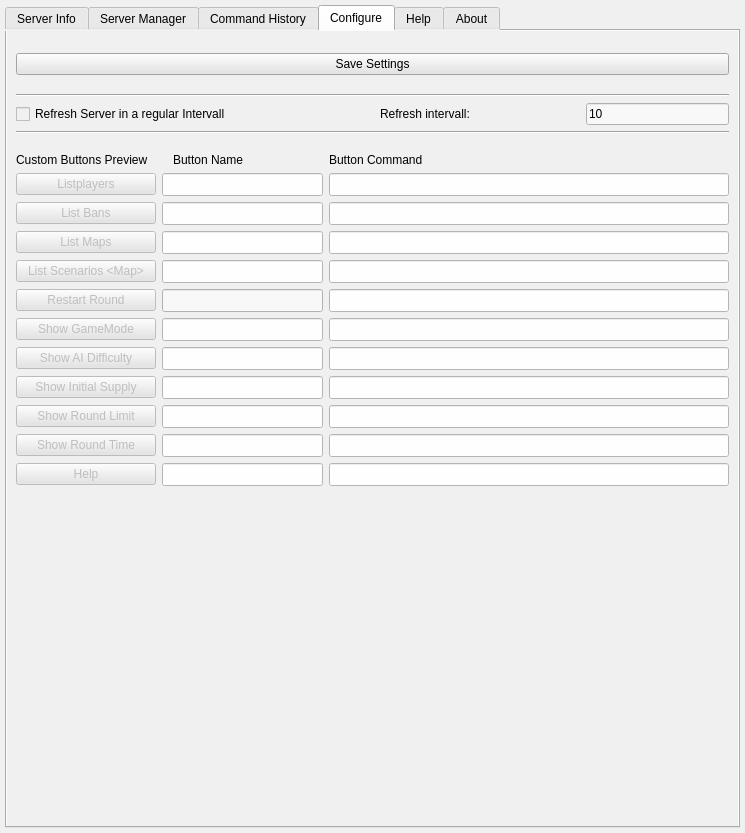
Before: the Qt Designer form source_files/isrt_gui_v0.7.ui in sargolin/ISRT-Insurgency-Sandstorm-RCON-TOOL-and-Mapchanger, drawn with Qt 5.
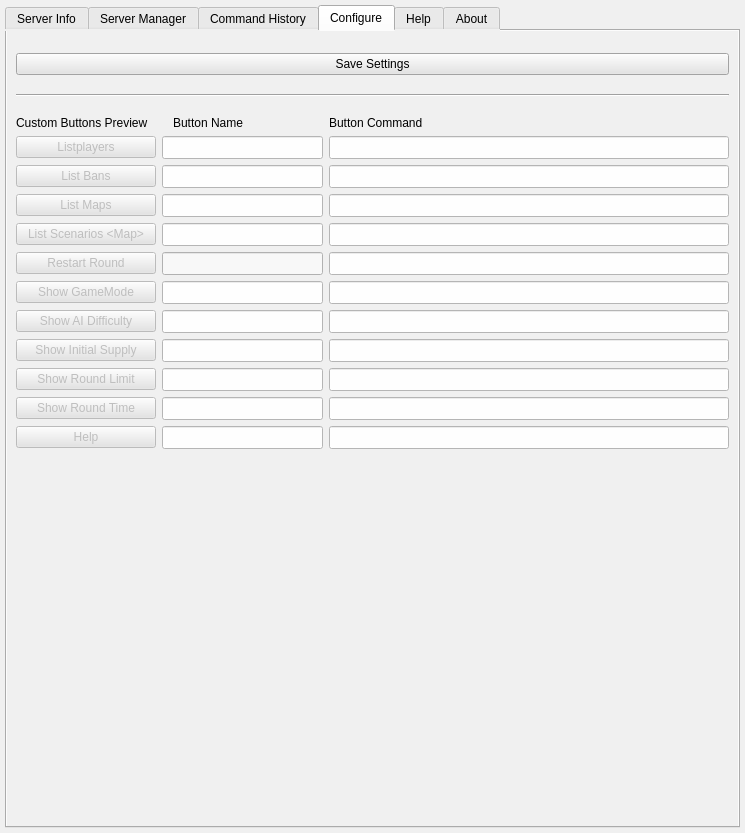
After: the same form once the commit is applied. The open tabs and pages were chosen to show the change. Icons and pictures are not drawn.

Commit message: removed Intervall Switch - giving up on it

Patch:
```diff
--- a/source_files/isrt_gui_v0.7.ui
+++ b/source_files/isrt_gui_v0.7.ui
@@ -2455,103 +2455,7 @@
           </widget>
          </item>
          <item>
-          <layout class="QHBoxLayout" name="horizontalLayout_11">
-           <item>
-            <widget class="QCheckBox" name="checkBox_refresh_trigger">
-             <property name="enabled">
-              <bool>true</bool>
-             </property>
-             <property name="toolTip">
-              <string>Still in development</string>
-             </property>
-             <property name="statusTip">
-              <string>Refresh Trigger On/Off</string>
-             </property>
-             <property name="text">
-              <string>Refresh Server in a regular Intervall</string>
-             </property>
-             <property name="checked">
-              <bool>false</bool>
-             </property>
-            </widget>
-           </item>
-           <item>
-            <spacer name="horizontalSpacer">
-             <property name="orientation">
-              <enum>Qt::Horizontal</enum>
-             </property>
-             <property name="sizeType">
-              <enum>QSizePolicy::MinimumExpanding</enum>
-             </property>
-             <property name="sizeHint" stdset="0">
-              <size>
-               <width>130</width>
-               <height>20</height>
-              </size>
-             </property>
-            </spacer>
-           </item>
-           <item>
-            <widget class="QLabel" name="label_11">
-             <property name="enabled">
-              <bool>true</bool>
-             </property>
-             <property name="minimumSize">
-              <size>
-               <width>200</width>
-               <height>0</height>
-              </size>
-             </property>
-             <property name="toolTip">
-              <string>Still in development</string>
-             </property>
-             <property name="text">
-              <string>Refresh intervall:</string>
-             </property>
-            </widget>
-           </item>
-           <item>
-            <widget class="QLineEdit" name="entry_refresh_timer">
-             <property name="enabled">
-              <bool>true</bool>
-             </property>
-             <property name="minimumSize">
-              <size>
-               <width>30</width>
-               <height>20</height>
-              </size>
-             </property>
-             <property name="maximumSize">
-              <size>
-               <width>2500</width>
-               <height>16777215</height>
-              </size>
-             </property>
-             <property name="toolTip">
-              <string>Still in development</string>
-             </property>
-             <property name="statusTip">
-              <string>Still in development</string>
-             </property>
-             <property name="styleSheet">
-              <string notr="true">background-color:rgb(248, 248, 248);</string>
-             </property>
-             <property name="text">
-              <string>10</string>
-             </property>
-             <property name="placeholderText">
-              <string>Sec</string>
-             </property>
-            </widget>
-           </item>
-          </layout>
-         </item>
-         <item>
-          <widget class="Line" name="line_5">
-           <property name="orientation">
-            <enum>Qt::Horizontal</enum>
-           </property>
-          </widget>
+          <layout class="QHBoxLayout" name="horizontalLayout_11"/>
          </item>
          <item>
           <spacer name="verticalSpacer_5">
@@ -3338,7 +3242,7 @@
         <widget class="QLabel" name="label_saving_indicator">
          <property name="font">
           <font>
-           <pointsize>9</pointsize>
+           <pointsize>12</pointsize>
           </font>
          </property>
          <property name="text">
```
Left out of the diff: 4 changed lines with no effect on the pictures. The commit also changes 4 other files.
